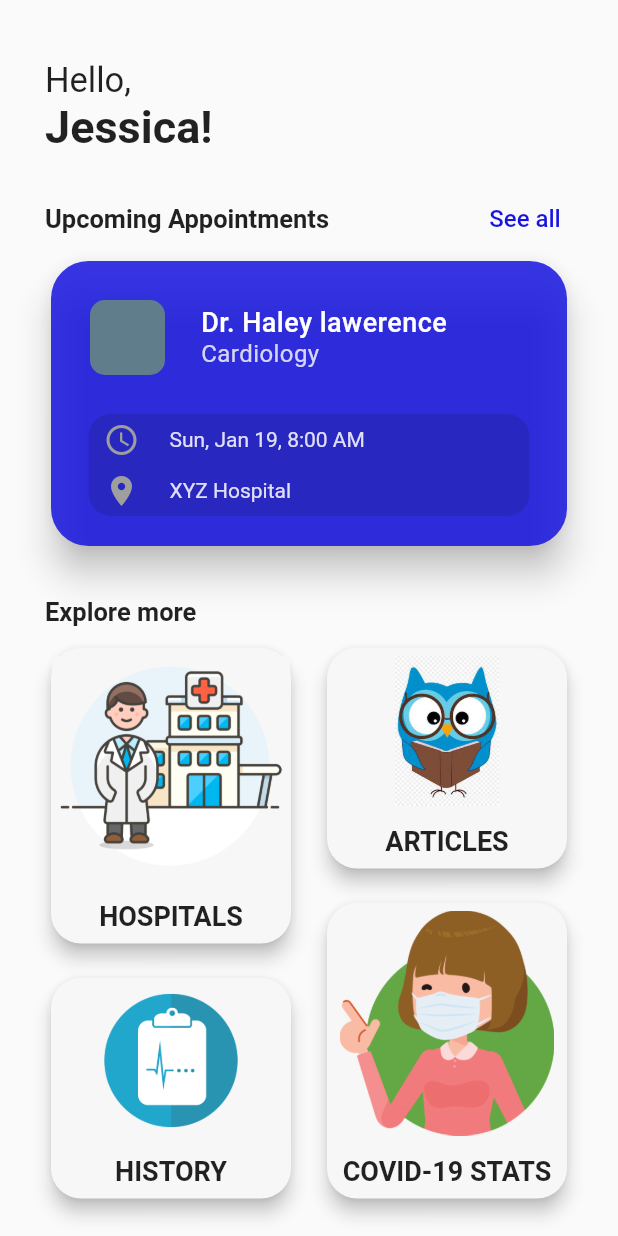
After one commit to JashanPuri/queueless, a Flutter app: the HomeDashboard screen opened by its route, on a phone screen of 412 x 824 dp. The commit adds this screen. Run offline on Flutter 3.47's test engine with Material 2 defaults, Android fonts, the phone set to English and light mode, and no system bars; our stand-ins replace pin_code_fields, sliding_up_panel.

Commit message:
home and hospital -1

```diff
--- a/lib/auth/screens/otp-screen.dart
+++ b/lib/auth/screens/otp-screen.dart
@@ -1,5 +1,5 @@
 import 'package:flutter/material.dart';
-import 'package:queueless/covid_dashboard/covidDashboard.dart';
+import '../../home_dashboard.dart/screens/home_dashboard.dart';
 import '../widgets/login_image.dart';
 import '../widgets/otp-form.dart';
 
@@ -14,7 +14,7 @@ class _OtpScreenState extends State<OtpScreen> {
   void confirmOtp() {
     print("OTP = $_otp");
     Navigator.of(context).pushNamed(
-      CovidDashboard.routeName,
+      HomeDashboard.routeName,
     );
   }
 
--- /dev/null
+++ b/lib/custom_route_transition.dart
@@ -0,0 +1,20 @@
+import 'package:flutter/material.dart';
+
+class CustomPageTransitionBuilder extends PageTransitionsBuilder {
+@override
+  Widget buildTransitions<T>(
+    PageRoute<T> route,
+    BuildContext context,
+    Animation<double> animation,
+    Animation<double> secondaryAnimation,
+    Widget child,
+  ) {
+    if (route.settings.name == '/') {
+      return child;
+    }
+    return FadeTransition(
+      opacity: animation,
+      child: child,
+    );
+  }
+}
--- /dev/null
+++ b/lib/home_dashboard.dart/screens/home_dashboard.dart
@@ -0,0 +1,61 @@
+import 'package:flutter/material.dart';
+import 'package:queueless/home_dashboard.dart/widgets/dashboard_items.dart';
+import '../widgets/appointment_card.dart';
+
+class HomeDashboard extends StatelessWidget {
+  static const routeName = '/home_dashboard';
+
+  @override
+  Widget build(BuildContext context) {
+    return Scaffold(
+      // appBar: AppBar(title: Text('eaksdbakb'),),
+      body: SafeArea(
+        child: SingleChildScrollView(
+          padding: const EdgeInsets.symmetric(horizontal: 30, vertical: 20),
+          child: Column(
+            crossAxisAlignment: CrossAxisAlignment.start,
+            children: [
+              const SizedBox(height: 20),
+              const Text(
+                'Hello,',
+                style: const TextStyle(fontSize: 23),
+              ),
+              Text(
+                'Jessica!',
+                style: TextStyle(fontSize: 30, fontWeight: FontWeight.w600),
+              ),
+              const SizedBox(height: 20),
+              Row(
+                mainAxisAlignment: MainAxisAlignment.spaceBetween,
+                children: [
+                  const Text(
+                    'Upcoming Appointments',
+                    style: TextStyle(fontSize: 17, fontWeight: FontWeight.w700),
+                  ),
+                  TextButton(
+                    onPressed: () {},
+                    child: Text(
+                      'See all',
+                      style: TextStyle(
+                        fontSize: 16,
+                        color: Theme.of(context).primaryColor,
+                      ),
+                    ),
+                  )
+                ],
+              ),
+              AppointmentCard(),
+              SizedBox(height: 30),
+              const Text(
+                'Explore more',
+                style: TextStyle(fontSize: 17, fontWeight: FontWeight.w700),
+              ),
+              SizedBox(height: 10),
+              DashboardItems(),
+            ],
+          ),
+        ),
+      ),
+    );
+  }
+}
--- /dev/null
+++ b/lib/home_dashboard.dart/widgets/appointment_card.dart
@@ -0,0 +1,117 @@
+import 'package:flutter/material.dart';
+
+class AppointmentCard extends StatelessWidget {
+  @override
+  Widget build(BuildContext context) {
+    return Container(
+      width: 400,
+      child: Card(
+        elevation: 10,
+        color: Theme.of(context).primaryColor.withOpacity(0.85),
+        shape: RoundedRectangleBorder(
+          borderRadius: BorderRadius.circular(25),
+        ),
+        child: Column(
+          crossAxisAlignment: CrossAxisAlignment.center,
+          children: [
+            Padding(
+              padding: const EdgeInsets.symmetric(horizontal: 10, vertical: 15),
+              child: ListTile(
+                leading: Container(
+                  height: 50,
+                  width: 50,
+                  decoration: BoxDecoration(
+                      color: Colors.blueGrey,
+                      borderRadius: BorderRadius.circular(10)),
+                ),
+                title: Padding(
+                  padding: const EdgeInsets.only(left: 8.0),
+                  child: Text(
+                    'Dr. Haley lawerence',
+                    style: TextStyle(
+                      color: Colors.white,
+                      fontSize: 18,
+                      letterSpacing: 0.3,
+                      fontWeight: FontWeight.w500,
+                    ),
+                    maxLines: 2,
+                    overflow: TextOverflow.ellipsis,
+                  ),
+                ),
+                subtitle: Padding(
+                  padding: const EdgeInsets.symmetric(horizontal: 8.0),
+                  child: Text(
+                    'Cardiology',
+                    style: TextStyle(
+                      color: Colors.white.withOpacity(0.8),
+                      fontSize: 16,
+                      letterSpacing: 0.3,
+                    ),
+                    maxLines: 2,
+                    overflow: TextOverflow.ellipsis,
+                  ),
+                ),
+              ),
+            ),
+            Container(
+              margin: const EdgeInsets.symmetric(horizontal: 25),
+              width: double.infinity,
+              decoration: BoxDecoration(
+                  color: Colors.black12,
+                  borderRadius: BorderRadius.circular(15)),
+              child: Column(
+                children: [
+                  Row(
+                    children: [
+                      Padding(
+                        padding: const EdgeInsets.symmetric(
+                          horizontal: 10.0,
+                          vertical: 5,
+                        ),
+                        child: Icon(Icons.access_time, color: Colors.grey),
+                      ),
+                      Expanded(
+                        child: Padding(
+                          padding: const EdgeInsets.symmetric(horizontal:10.0),
+                          child: Text(
+                            'Sun, Jan 19, 8:00 AM',
+                            style: TextStyle(
+                              color: Colors.white.withOpacity(0.85),
+                            ),
+                          ),
+                        ),
+                      )
+                    ],
+                  ),
+                  Row(
+                    children: [
+                      Padding(
+                        padding: const EdgeInsets.symmetric(
+                          horizontal: 10.0,
+                          vertical: 5,
+                        ),
+                        child: Icon(Icons.location_on, color: Colors.grey),
+                      ),
+                      Expanded(
+                        child: Padding(
+                          padding: const EdgeInsets.symmetric(horizontal:10.0),
+                          child: Text(
+                            'XYZ Hospital',
+                            style: TextStyle(
+                              color: Colors.white.withOpacity(0.85),
+                            ),
+                          ),
+                        ),
+                      )
+                    ],
+                  ),
+                ],
+              ),
+            ),
+            SizedBox(height: 20),
+          ],
+        ),
+      ),
+    );
+  }
+}
--- /dev/null
+++ b/lib/home_dashboard.dart/widgets/dashboard_card.dart
@@ -0,0 +1,49 @@
+import 'package:flutter/material.dart';
+
+class DashboardCard extends StatelessWidget {
+  final String label;
+  final Function onTap;
+  final double height;
+  final String imgName;
+
+  DashboardCard({this.height, this.imgName, this.label, this.onTap});
+
+  @override
+  Widget build(BuildContext context) {
+    var width = MediaQuery.of(context).size.width;
+
+    return Container(
+      child: GestureDetector(
+        onTap: onTap,
+        child: Card(
+          elevation: 5,
+          shape:
+              RoundedRectangleBorder(borderRadius: BorderRadius.circular(20)),
+          color: Color.fromRGBO(247, 247, 247, 1),
+          child: Column(
+            children: [
+              Padding(
+                padding: const EdgeInsets.symmetric(vertical: 5.0),
+                child: Image.asset(
+                  'assets/images/$imgName',
+                  height: height,
+                  width: width > 350 ? 160 : 120,
+                ),
+              ),
+              Padding(
+                padding: const EdgeInsets.all(8.0),
+                child: Text(
+                  label,
+                  style: TextStyle(
+                    fontSize: 18,
+                    fontWeight: FontWeight.w600,
+                  ),
+                ),
+              )
+            ],
+          ),
+        ),
+      ),
+    );
+  }
+}
--- /dev/null
+++ b/lib/home_dashboard.dart/widgets/dashboard_items.dart
@@ -0,0 +1,55 @@
+import 'package:flutter/material.dart';
+import '../../hopitals_dashboard/screens/hospital_list_screen.dart';
+import '../../covid_dashboard/covidDashboard.dart';
+import './dashboard_card.dart';
+
+class DashboardItems extends StatelessWidget {
+  @override
+  Widget build(BuildContext context) {
+    var width = MediaQuery.of(context).size.width;
+
+    return Row(
+      mainAxisAlignment: width > 550
+          ? MainAxisAlignment.spaceEvenly
+          : MainAxisAlignment.spaceBetween,
+      children: [
+        Column(
+          children: [
+            DashboardCard(
+              height: width > 350 ? 150 : 100,
+              imgName: 'hospital-clipart.png',
+              label: 'HOSPITALS',
+              onTap: () => Navigator.of(context).pushNamed(HospitalListScreen.routeName),
+            ),
+            SizedBox(height: 15),
+            DashboardCard(
+              height: width > 350 ? 100 : 70,
+              imgName: 'history-clipart.png',
+              label: 'HISTORY',
+              onTap: () {},
+            ),
+          ],
+        ),
+        Column(
+          children: [
+            DashboardCard(
+              height: width > 350 ? 100 : 70,
+              imgName: 'article-clipart.png',
+              label: 'ARTICLES',
+              onTap: () {},
+            ),
+            SizedBox(height: 15),
+            DashboardCard(
+              height: width > 350 ? 150 : 100,
+              imgName: 'covid-avatar.png',
+              label: width > 350 ? 'COVID-19 STATS' : 'COVID-19',
+              onTap: () => Navigator.of(context).pushNamed(
+                CovidDashboard.routeName,
+              ),
+            ),
+          ],
+        ),
+      ],
+    );
+  }
+}
--- a/pubspec.yaml
+++ b/pubspec.yaml
@@ -27,6 +27,7 @@ dependencies:
   pin_code_fields: ^6.1.0
   http: ^0.13.1
   provider: ^5.0.0
+  sliding_up_panel: ^1.0.2
 
 
   # The following adds the Cupertino Icons font to your application.
```
Also changed, not shown: lib/hopitals_dashboard/screens/hospital_detail_screen.dart (added, +51 -0 lines), lib/hopitals_dashboard/screens/hospital_list_screen.dart (added, +38 -0 lines), lib/hopitals_dashboard/widgets/hospital_card.dart (added, +67 -0 lines), lib/hopitals_dashboard/widgets/sliding_card.dart (added, +21 -0 lines), lib/main.dart (+15 -2 lines), assets/images/article-clipart.png (added), assets/images/covid-avatar.png (added), assets/images/history-clipart.png (added), assets/images/hospital-clipart.png (added), pubspec.lock.
